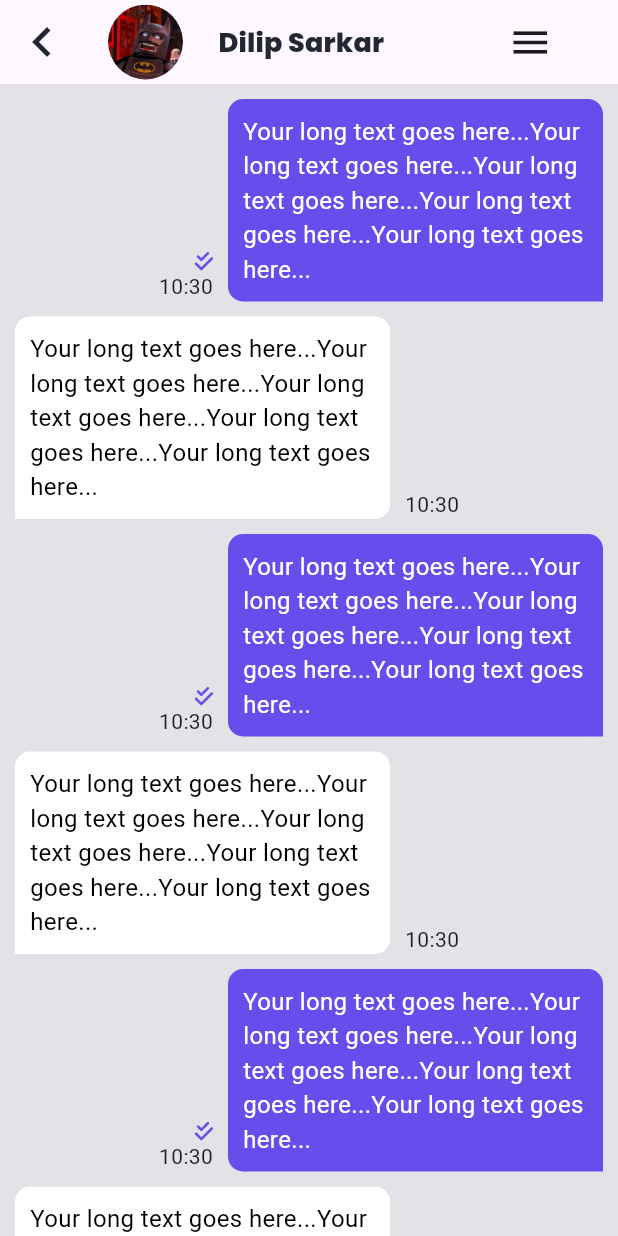
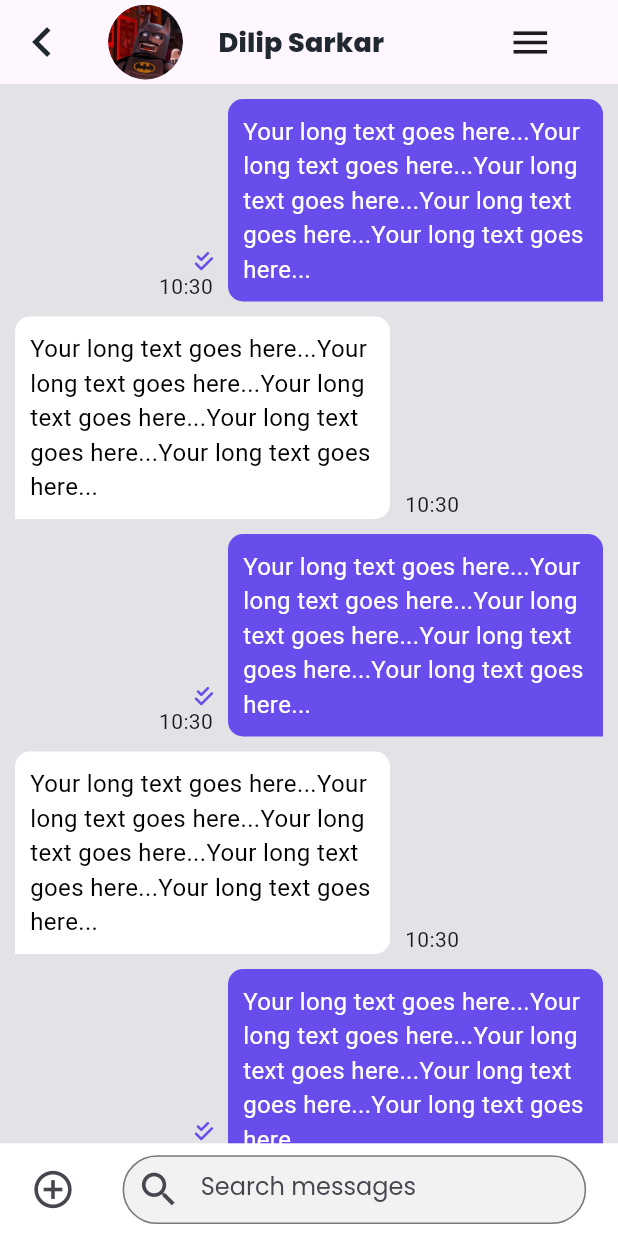
Before and after one commit to Dilip-2003/bookmyswarehouse, a Flutter app: the ChatRoom screen opened directly, on a phone screen of 412 x 824 dp. Run offline on Flutter 3.47's test engine with Material 3 defaults, Android fonts, the light colour scheme and no system bars; our stand-ins replace font_awesome_flutter, google_fonts, intl_phone_field; missing offline and left inert: flutter_emoji.

Commit message:
chat screen updated

```diff
--- a/lib/ui_components/chat/chatroom.dart
+++ b/lib/ui_components/chat/chatroom.dart
@@ -1,5 +1,6 @@
 import 'package:bookmywarehouse/constants/color/base_color.dart';
 import 'package:bookmywarehouse/ui_components/chat/chatroom_appbar.dart';
+import 'package:bookmywarehouse/ui_components/chat/chatroombottomnavbar.dart';
 import 'package:flutter/material.dart';
 import 'package:font_awesome_flutter/font_awesome_flutter.dart';
 
@@ -8,6 +9,7 @@ class ChatRoom extends StatelessWidget {
 
   @override
   Widget build(BuildContext context) {
+    var height = MediaQuery.sizeOf(context).height;
     return Scaffold(
       backgroundColor: const Color(0xFFE3E3E7),
       appBar: AppBar(
@@ -24,8 +26,12 @@ class ChatRoom extends StatelessWidget {
         ),
         title: const ChatRoomAppBar(),
       ),
-      body: const SingleChildScrollView(
+      body: Stack(
+        children: [
+          SingleChildScrollView(
             child: Column(
+              mainAxisAlignment: MainAxisAlignment.end,
+              crossAxisAlignment: CrossAxisAlignment.end,
               children: [
                 RightChat(),
                 LeftChat(),
@@ -34,10 +40,23 @@ class ChatRoom extends StatelessWidget {
                 RightChat(),
                 LeftChat(),
                 SizedBox(
-              height: 10,
+                  height: height * 0.08,
                 )
               ],
             ),
+          ),
+          Positioned(
+            bottom: 0,
+            child: ChatRoomBottomNavBar(
+              icons: Icon(
+                Icons.search,
+                size: 30,
+              ),
+              emailText: 'Search messages',
+              colors: Color(0xFFF2F2F3),
+            ),
+          ),
+        ],
       ),
     );
   }
--- /dev/null
+++ b/lib/ui_components/chat/chatroombottomnavbar.dart
@@ -0,0 +1,69 @@
+import 'package:bookmywarehouse/constants/color/base_color.dart';
+import 'package:flutter/material.dart';
+import 'package:google_fonts/google_fonts.dart';
+
+class ChatRoomBottomNavBar extends StatelessWidget {
+  const ChatRoomBottomNavBar({
+    super.key,
+    required this.icons,
+    required this.emailText,
+    required this.colors,
+  });
+  final String emailText;
+  final Icon icons;
+  final Color colors;
+
+  @override
+  Widget build(BuildContext context) {
+    var height = MediaQuery.sizeOf(context).height;
+    var width = MediaQuery.sizeOf(context).width;
+    var chatAppController = TextEditingController();
+    return Container(
+      height: height * 0.075,
+      width: width,
+      color: BasicColor.deepWhite,
+      child: Row(
+        crossAxisAlignment: CrossAxisAlignment.center,
+        mainAxisAlignment: MainAxisAlignment.spaceAround,
+        children: [
+          IconButton(
+            onPressed: () {
+              print('add circle button pressed');
+            },
+            icon: const Icon(
+              Icons.add_circle_outline,
+              size: 30,
+            ),
+          ),
+          Container(
+            margin: const EdgeInsets.only(top: 8, bottom: 8, right: 10),
+            decoration: BoxDecoration(
+              borderRadius: BorderRadius.circular(81),
+              color: colors,
+            ),
+            height: height * 0.062,
+            width: width * 0.75,
+            child: TextField(
+              controller: chatAppController,
+              keyboardType: TextInputType.text,
+              decoration: InputDecoration(
+                prefixIcon: icons,
+                hintText: emailText,
+                hintStyle: GoogleFonts.poppins(
+                  textStyle: const TextStyle(
+                    fontSize: 16,
+                    fontWeight: FontWeight.w400,
+                    letterSpacing: 0.02,
+                  ),
+                ),
+                border: OutlineInputBorder(
+                  borderRadius: BorderRadius.circular(81),
+                ),
+              ),
+            ),
+          )
+        ],
+      ),
+    );
+  }
+}
--- a/lib/widgets/navigation_page.dart
+++ b/lib/widgets/navigation_page.dart
@@ -24,8 +24,6 @@ class BottomNavBar extends StatefulWidget {
 
 class _BottomNavBarState extends State<BottomNavBar> {
   int _selectedIndex = 0;
-  static const TextStyle optionStyle =
-      TextStyle(fontSize: 30, fontWeight: FontWeight.bold);
   static const List<Widget> _widgetOptions = <Widget>[
     HomeScreen(),
     HomeScreen(),
@@ -84,7 +82,7 @@ class _BottomNavBarState extends State<BottomNavBar> {
         ],
         currentIndex: _selectedIndex,
         selectedItemColor: BasicColor.primary,
-        unselectedItemColor: Color(0xFF7D8588),
+        unselectedItemColor: const Color(0xFF7D8588),
         showUnselectedLabels: true,
         onTap: _onItemTapped,
       ),
--- a/pubspec.yaml
+++ b/pubspec.yaml
@@ -41,6 +41,7 @@ dependencies:
   flutter_staggered_grid_view: ^0.7.0
   intl: ^0.19.0
   favicon: ^1.1.2
+  flutter_emoji: ^2.5.1
 
 dev_dependencies:
   flutter_test:
```
Also changed, not shown: lib/ui_components/chat/demo.dart (added, +113 -0 lines), pubspec.lock. Lines whose indentation alone changed are shown as unchanged.
